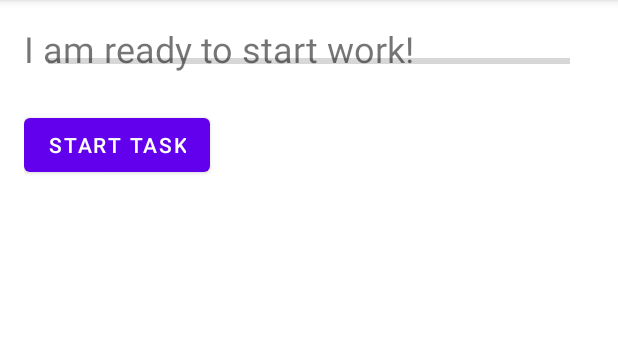
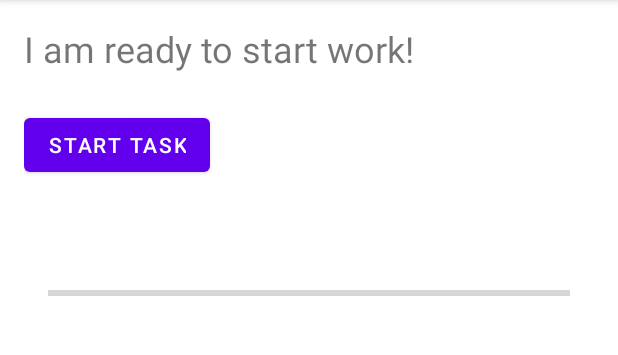
Before and after one commit to lbelk001/SimpleAsyncTask1, an Android app: the screen it shows after launch (MainActivity), on a phone screen of 412 x 824 dp, the part 84-439 px from its top. Run offline under Robolectric (Android 15) with nearby library versions, the phone set to English and light mode, and no system bars.

Commit message:
7.1 Homework

```diff
--- a/app/src/main/java/edu/mssu/cis385/simpleasynctask/MainActivity.java
+++ b/app/src/main/java/edu/mssu/cis385/simpleasynctask/MainActivity.java
@@ -3,13 +3,19 @@ package edu.mssu.cis385.simpleasynctask;
 import androidx.appcompat.app.AppCompatActivity;
 
 import android.os.Bundle;
+import android.os.Handler;
 import android.view.View;
+import android.widget.ProgressBar;
 import android.widget.TextView;
+import android.os.AsyncTask;
 
 public class MainActivity extends AppCompatActivity {
 
+        private static final String TEXT_STATE = "currentText";
         private TextView mTextView = null;
-        private static final String TEXT_STATE = "currentText";
+        private ProgressBar progressBar;
+        private int i = 0;
+        private Handler handler = new Handler();
 
     @Override
     protected void onCreate(Bundle savedInstanceState) {
@@ -17,16 +23,41 @@ public class MainActivity extends AppCompatActivity {
         setContentView(R.layout.activity_main);
 
         mTextView = findViewById(R.id.textView1);
+        progressBar = (ProgressBar) findViewById(R.id.progressBar);
 
         if(savedInstanceState!=null){
             mTextView.setText(savedInstanceState.getString(TEXT_STATE));
         }
+
     }
 
     public void startTask(View view) {
         mTextView.setText(R.string.napping);
 
         new SimpleAsyncTask(mTextView).execute();
+    }
+
+    public void onClick(View v){
+        i = progressBar.getProgress();
+        new Thread(new Runnable() {
+            @Override
+            public void run() {
+                while (i < 100){
+                    i += 1;
+                }
+                handler.post(new Runnable() {
+                    @Override
+                    public void run() {
+                        progressBar.setProgress(i);
+                    }
+                });
+                try{
+                    Thread.sleep(100);
+                } catch (InterruptedException e){
+                    e.printStackTrace();
+                }
+            }
+        }).start();
     }
 
     @Override
--- a/app/src/main/res/layout/activity_main.xml
+++ b/app/src/main/res/layout/activity_main.xml
@@ -24,7 +24,8 @@
         android:layout_marginTop="24dp"
         android:onClick="startTask"
         app:layout_constraintStart_toStartOf="parent"
-        app:layout_constraintTop_toBottomOf="@+id/textView1" />
+        app:layout_constraintTop_toBottomOf="@+id/textView1"
+        tools:ignore="UsingOnClickInXml" />
 
     <ProgressBar
         android:id="@+id/progressBar"
@@ -32,9 +33,14 @@
         android:layout_width="0dp"
         android:layout_height="50dp"
         android:layout_marginStart="16dp"
+        android:layout_marginTop="50dp"
         android:layout_marginEnd="16dp"
+        android:indeterminate="false"
+        android:max="100"
+        android:progress="0"
         app:layout_constraintEnd_toEndOf="parent"
         app:layout_constraintStart_toStartOf="parent"
-        tools:layout_editor_absoluteY="215dp" />
+        app:layout_constraintTop_toBottomOf="@+id/button"
+        tools:ignore="MissingConstraints" />
 
 </androidx.constraintlayout.widget.ConstraintLayout>
```
Also changed, not shown: app/src/main/java/edu/mssu/cis385/simpleasynctask/SimpleAsyncTask.java (+20 -7 lines).
